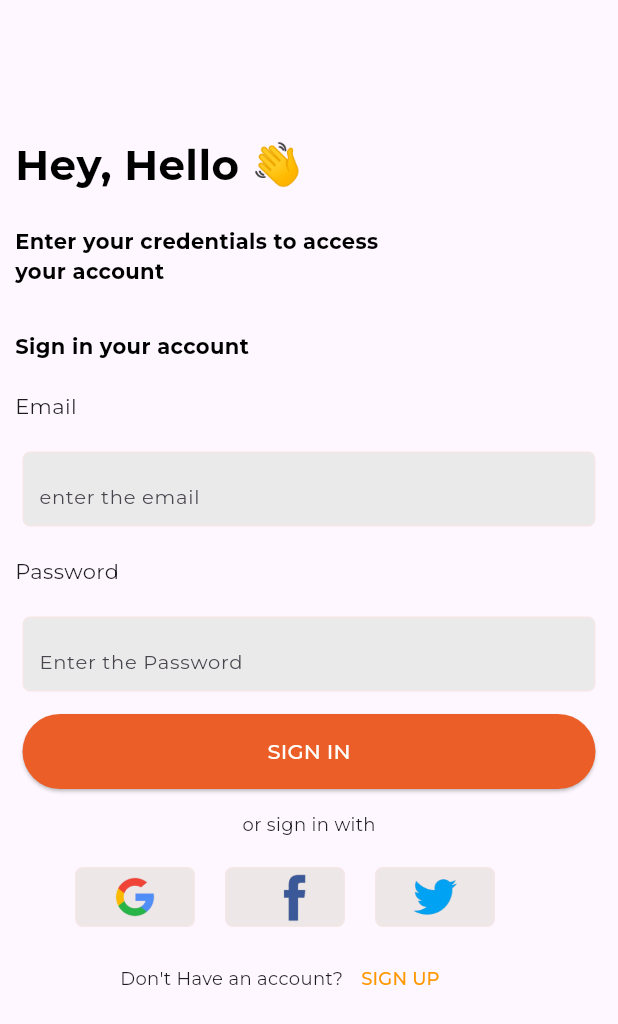
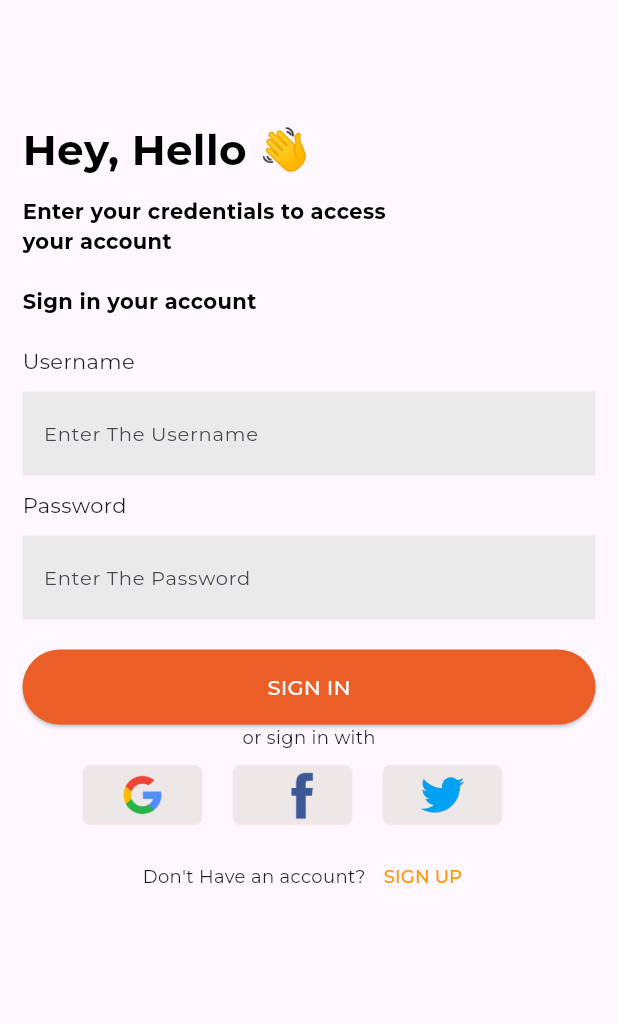
Before and after one commit to pokaktech/bricksnmix-frontend, a Flutter app: the screen it shows after launch, after a tap on "Be a customer", on a phone screen of 412 x 824 dp. Shown: the top 1024 px of the screen. Run offline on Flutter 3.47's test engine with Material 3 defaults, Android fonts, the phone set to English and light mode, and no system bars; our stand-ins replace carousel_slider, dio, fl_chart, flutter_dotenv, flutter_secure_storage, get and 3 more; missing offline and left inert: dart:ffi; network calls fail; project files that could hold a hidden picture were left out.

Commit message:
login api completed

```diff
--- a/lib/Controller/CreateAccount.dart
+++ b/lib/Controller/CreateAccount.dart
@@ -23,8 +23,7 @@ class CreateAccountController extends GetxController {
         },
       );
 
-      print("===========================completed=========================");
-      print(response.statusCode);
+
       if (response.statusCode == 201) {
         debugPrint('signup successfully completed');
       } else {
--- a/lib/Custom_Widget/CustomTextformfield.dart
+++ b/lib/Custom_Widget/CustomTextformfield.dart
@@ -29,6 +29,7 @@ class CustomTextFormfield extends StatelessWidget {
         child: TextFormField(
           obscureText: isobscure,
           controller: controller,
+
           decoration: InputDecoration(
             contentPadding: EdgeInsets.only(left: 10, top: 10),
             border: InputBorder.none,
--- a/lib/Screens/Account_Screen.dart
+++ b/lib/Screens/Account_Screen.dart
@@ -153,7 +153,7 @@ class _CreateAccountState extends State<CreateAccount> {
                     Navigator.push(
                       context,
                       MaterialPageRoute(
-                        builder: (context) => const Login(),
+                        builder: (context) => Login(),
                       ),
                     );
                   },
--- a/lib/Screens/account_type.dart
+++ b/lib/Screens/account_type.dart
@@ -128,7 +128,7 @@ class _AccountTypeState extends State<AccountType> {
                                 Navigator.push(
                                     context,
                                     MaterialPageRoute(
-                                        builder: (context) => const Login()));
+                                        builder: (context) => Login()));
                               },
                               child: const Text(
                                 'Be a customer',
--- a/lib/Screens/login.dart
+++ b/lib/Screens/login.dart
@@ -1,4 +1,4 @@
-import 'dart:math';
+import 'dart:developer';
 
 import 'package:bricksnmix/Controller/LoginController.dart';
 import 'package:bricksnmix/Screens/Account_Screen.dart';
@@ -12,7 +12,7 @@ import '../Custom_Widget/CustomTextformfield.dart';
 import '../Custom_Widget/GoogleCustomwidget.dart';
 
 class Login extends StatefulWidget {
-  const Login({super.key});
+  Login({super.key});
 
   @override
   // ignore: library_private_types_in_public_api
@@ -20,9 +20,6 @@ class Login extends StatefulWidget {
 }
 
 class _LoginState extends State<Login> {
-  // final TextEditingController emailController = TextEditingController();
-  // final TextEditingController passwordController = TextEditingController();
-
   @override
   void initState() {
     super.initState();
@@ -30,133 +27,141 @@ class _LoginState extends State<Login> {
 
   @override
   Widget build(BuildContext context) {
+    log("--------- rebuilding -------------");
+    final TextEditingController usernameController = TextEditingController();
+    final TextEditingController passwordController = TextEditingController();
     LoginController loginController = Get.put(LoginController());
+    final anFormKey = GlobalKey<FormState>();
     return Scaffold(
       body: Stack(
         children: [
           Align(
             alignment: FractionalOffset.topLeft,
             child: Padding(
-              padding: EdgeInsets.only(
-                left: 0,
-                top: ResponsiveInfo.isMobile(context) ? 80 : 110,
-                right: 0,
+              padding: const EdgeInsets.only(
+                left: 15,
+                top: 80,
+                right: 15,
                 bottom: 0,
               ),
               child: SingleChildScrollView(
+                child: Form(
+                  key: anFormKey,
                   child: Column(
                     mainAxisAlignment: MainAxisAlignment.start,
                     crossAxisAlignment: CrossAxisAlignment.start,
                     children: [
-                    Padding(
-                      padding: EdgeInsets.all(
-                          ResponsiveInfo.isMobile(context) ? 10 : 15),
-                      child: Text(
+                      const Text(
                         "Hey, Hello 👋",
                         style: TextStyle(
-                          fontSize: ResponsiveInfo.isMobile(context) ? 28 : 33,
+                          fontSize: 28,
                           color: Colors.black,
                           fontWeight: FontWeight.bold,
-                        ),
-                      ),
-                    ),
-                    Padding(
-                      padding: EdgeInsets.all(
-                        ResponsiveInfo.isMobile(context) ? 10 : 15,
-                      ),
-                      child: Text(
-                        "Enter your credentials to access\nyour account",
-                        style: TextStyle(
-                          fontSize: ResponsiveInfo.isMobile(context) ? 14 : 17,
-                          color: Colors.black,
-                          fontWeight: FontWeight.bold,
-                        ),
-                      ),
-                    ),
-                    Padding(
-                      padding: EdgeInsets.fromLTRB(
-                        ResponsiveInfo.isMobile(context) ? 10 : 15,
-                        ResponsiveInfo.isMobile(context) ? 20 : 30,
-                        0,
-                        0,
-                      ),
-                      child: Text(
-                        "Sign in your account",
-                        style: TextStyle(
-                          fontSize: ResponsiveInfo.isMobile(context) ? 14 : 17,
-                          color: Colors.black,
-                          fontWeight: FontWeight.bold,
-                        ),
                         ),
                       ),
                       const SizedBox(
                         height: 10,
                       ),
-                    Padding(
-                      padding: EdgeInsets.all(
-                        ResponsiveInfo.isMobile(context) ? 10 : 15,
+                      const Text(
+                        "Enter your credentials to access\nyour account",
+                        style: TextStyle(
+                          fontSize: 14,
+                          color: Colors.black,
+                          fontWeight: FontWeight.bold,
                         ),
-                      child: const Text("Email"),
                       ),
+                      const SizedBox(
+                        height: 20,
+                      ),
+                      const Text(
+                        "Sign in your account",
+                        style: TextStyle(
+                          fontSize: 14,
+                          color: Colors.black,
+                          fontWeight: FontWeight.bold,
+                        ),
+                      ),
+                      const SizedBox(
+                        height: 20,
+                      ),
+                      const Text("Username"),
                       const SizedBox(
                         height: 10,
                       ),
 
-                    Padding(
-                      padding: EdgeInsets.only(
-                        left: ResponsiveInfo.isMobile(context) ? 15 : 20,
-                        right: ResponsiveInfo.isMobile(context) ? 15 : 20,
-                        bottom: 0,
-                        top: 0,
-                      ),
-                      child: CustomTextFormfield(
-                        labelText: "enter the email",
-                        controller: loginController.emailController,
-                        ontap: () {},
-                        isobscure: false,
+                      TextFormField(
+                        obscureText: false,
+                        controller: usernameController,
+                        validator: (value) {
+                          if (value == null || value.isEmpty) {
+                            return 'required';
+                          }
+                          return null;
+                        },
+                        decoration: const InputDecoration(
+                          contentPadding: EdgeInsets.symmetric(
+                              vertical: 16.0, horizontal: 10.0),
+                          border: InputBorder.none,
+                          filled: true,
+                          fillColor: Color.fromARGB(255, 235, 234, 234),
+                          hintText: "Enter The Username",
+                          hintStyle: TextStyle(fontSize: 13),
                         ),
                       ),
+
+                      // CustomTextFormfield(
+                      //   labelText: "Enter The Username",
+                      //   controller: usernameController,
+                      //   ontap: () {},
+                      //   isobscure: false,
+                      // ),
                       const SizedBox(
                         height: 10,
                       ),
 
-                    Padding(
-                      padding: EdgeInsets.all(
-                        ResponsiveInfo.isMobile(context) ? 10 : 15,
-                      ),
-                      child: const Text("Password"),
-                    ),
+                      const Text("Password"),
                       const SizedBox(
                         height: 10,
                       ),
 
-                    Padding(
-                      padding: EdgeInsets.only(
-                        left: ResponsiveInfo.isMobile(context) ? 15 : 20,
-                        right: ResponsiveInfo.isMobile(context) ? 15 : 20,
-                        bottom: 0,
-                        top: 0,
+                      // CustomTextFormfield(
+                      //   labelText: "Enter The Password",
+                      //   controller: passwordController,
+                      //   ontap: () {},
+                      //   isobscure: true,
+                      // ),
+
+                      TextFormField(
+                        obscureText: true,
+                        controller: passwordController,
+                        validator: (value) {
+                          if (value == null || value.isEmpty) {
+                            return 'required';
+                          }
+                          return null;
+                        },
+                        decoration: const InputDecoration(
+                          contentPadding: EdgeInsets.symmetric(
+                              vertical: 16.0, horizontal: 10.0),
+                          border: InputBorder.none,
+                          filled: true,
+                          fillColor: Color.fromARGB(255, 235, 234, 234),
+                          hintText: "Enter The Password",
+                          hintStyle: TextStyle(fontSize: 13),
                         ),
-                      child: CustomTextFormfield(
-                        labelText: "Enter the Password",
-                        controller: loginController.passwordController,
-                        ontap: () {},
-                        isobscure: true,
                       ),
+
+                      const SizedBox(
+                        height: 20,
                       ),
 
                       Stack(
                         children: [
                           Align(
                             alignment: FractionalOffset.center,
-                          child: Padding(
-                            padding: EdgeInsets.all(
-                              ResponsiveInfo.isMobile(context) ? 15 : 20,
-                            ),
                             child: SizedBox(
                               width: double.infinity,
-                              height:
-                                  ResponsiveInfo.isMobile(context) ? 50 : 70,
+                              height: 50,
                               child: ElevatedButton(
                                 style: ElevatedButton.styleFrom(
                                   backgroundColor: const Color.fromARGB(
@@ -164,20 +169,22 @@ class _LoginState extends State<Login> {
                                   foregroundColor: Colors.white, // foreground
                                 ),
                                 onPressed: () {
-                                  Navigator.push(
+                                  if (anFormKey.currentState!.validate()) {
+                                    loginController.userSignIn(
+                                      usernameController.text,
+                                      passwordController.text,
                                       context,
-                                    MaterialPageRoute(
-                                        builder: (context) => HomeScreen()),
                                     );
+
+                                    // Get.back();
+
+                                    usernameController.clear();
+                                    passwordController.clear();
+                                  }
                                 },
-                                child: Text(
+                                child: const Text(
                                   'SIGN IN',
-                                  style: TextStyle(
-                                    fontSize: ResponsiveInfo.isMobile(context)
-                                        ? 14
-                                        : 17,
-                                  ),
-                                ),
+                                  style: TextStyle(fontSize: 14),
                                 ),
                               ),
                             ),
@@ -185,13 +192,13 @@ class _LoginState extends State<Login> {
                         ],
                       ),
 
-                    Align(
+                      const Align(
                         alignment: FractionalOffset.center,
                         child: Text(
                           "or sign in with",
                           style: TextStyle(
-                            fontSize:
-                                ResponsiveInfo.isMobile(context) ? 12 : 15),
+                            fontSize: 12,
+                          ),
                         ),
                       ),
                       const SizedBox(
@@ -200,10 +207,7 @@ class _LoginState extends State<Login> {
 
                       // SizedBox(height: 10,width: 10,),
 
-                    Padding(
-                      padding: EdgeInsets.all(
-                          ResponsiveInfo.isMobile(context) ? 10 : 15),
-                      child: Row(
+                      Row(
                         children: [
                           const SizedBox(
                             width: 20,
@@ -233,17 +237,18 @@ class _LoginState extends State<Login> {
                           )
                         ],
                       ),
+                      const SizedBox(
+                        height: 10,
                       ),
                       Row(
                         children: [
                           const SizedBox(
                             width: 80,
                           ),
-                        Text(
+                          const Text(
                             "Don't Have an account?",
                             style: TextStyle(
-                            fontSize:
-                                ResponsiveInfo.isMobile(context) ? 12 : 15,
+                              fontSize: 12,
                             ),
                           ),
                           TextButton(
@@ -255,12 +260,11 @@ class _LoginState extends State<Login> {
                                 ),
                               );
                             },
-                          child: Text(
+                            child: const Text(
                               "SIGN UP ",
                               style: TextStyle(
                                 color: Colors.orange,
-                              fontSize:
-                                  ResponsiveInfo.isMobile(context) ? 12 : 15,
+                                fontSize: 12,
                               ),
                             ),
                           )
@@ -270,7 +274,8 @@ class _LoginState extends State<Login> {
                   ),
                 ),
               ),
-          )
+            ),
+          ),
         ],
       ),
     );
--- a/lib/designs/ResponsiveInfo.dart
+++ b/lib/designs/ResponsiveInfo.dart
@@ -5,6 +5,7 @@ class ResponsiveInfo {
   static bool isMobile(BuildContext context) {
     bool a = false;
     double width = MediaQuery.of(context).size.shortestSide;
+    // final width = MediaQuery.sizeOf(context);
 
     if (width < 600) {
       a = true;
--- a/lib/main.dart
+++ b/lib/main.dart
@@ -2,6 +2,7 @@ import 'package:bricksnmix/Screens/splash.dart';
 
 import 'package:flutter/material.dart';
 import 'package:flutter_dotenv/flutter_dotenv.dart';
+import 'package:get/get_navigation/src/root/get_material_app.dart';
 import 'package:google_fonts/google_fonts.dart';
 
 void main() {
@@ -18,7 +19,7 @@ class MyApp extends StatelessWidget {
   // This widget is the root of your application.
   @override
   Widget build(BuildContext context) {
-    return MaterialApp(
+    return GetMaterialApp(
       title: 'Bricksnmix',
       debugShowCheckedModeBanner: false,
       theme: ThemeData(
```
Also changed, not shown: lib/Controller/LoginController.dart (+44 -6 lines), lib/Widgets/unauthorized_dialog.dart (added, +20 -0 lines), lib/services/auth_storage.dart (added, +18 -0 lines). Lines whose indentation alone changed are shown as unchanged.
